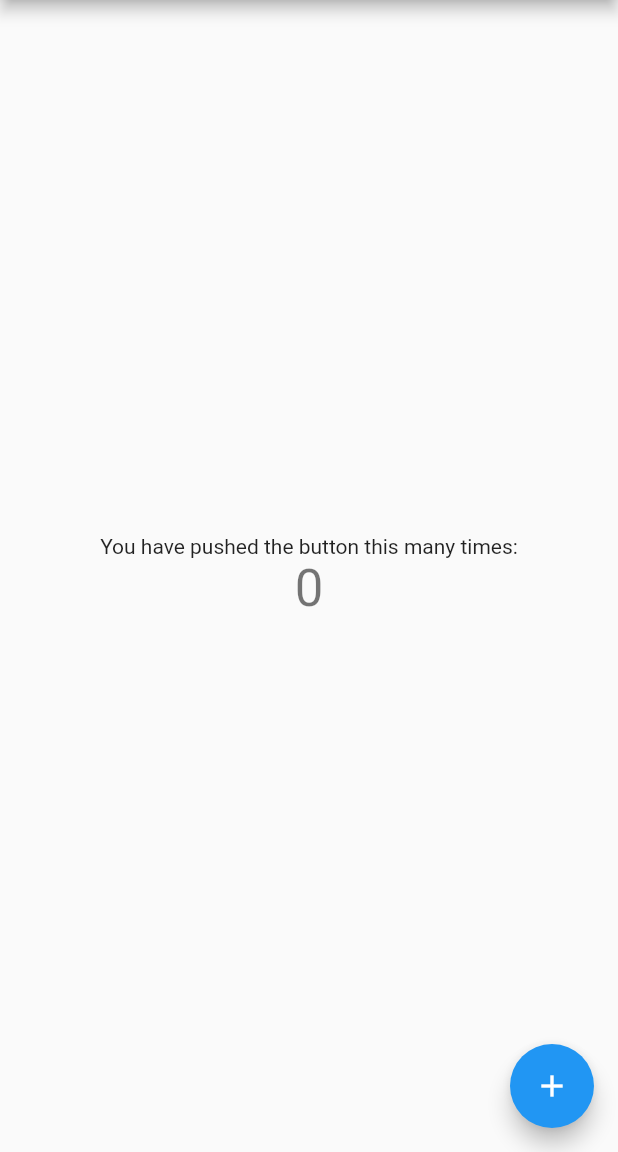
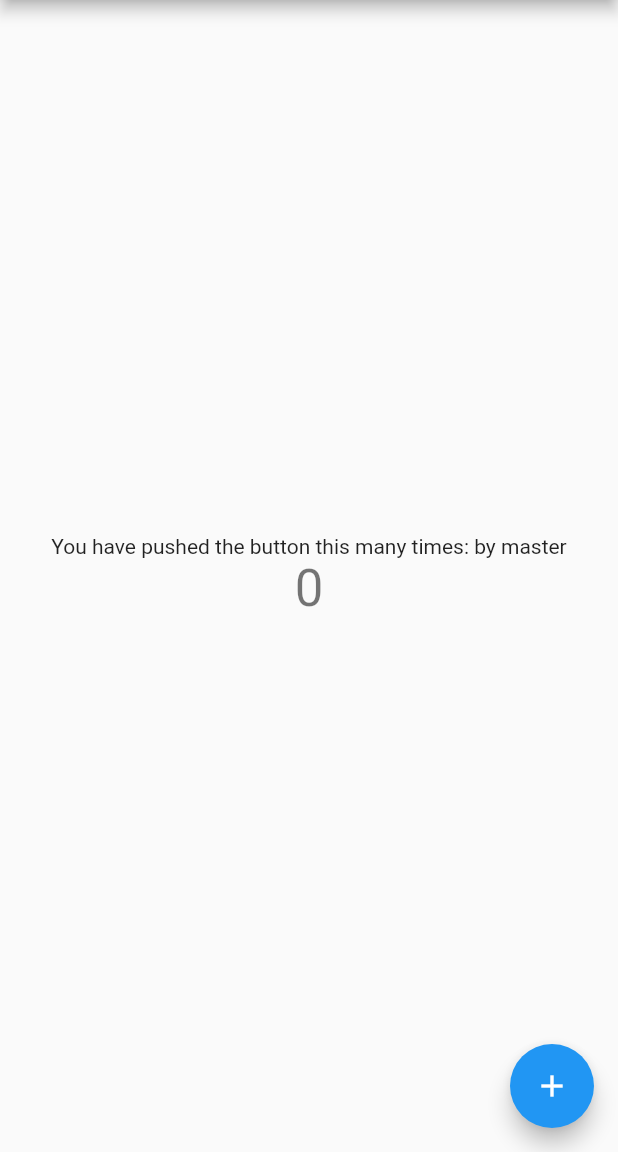
Before and after one commit to nikhilTechInitiator/GitHubLearning, a Flutter app: the screen it shows after launch, on a phone screen of 412 x 824 dp, the part 84-1236 px from its top. Run offline on Flutter 3.47's test engine with Material 2 defaults, Android fonts, the phone set to English and light mode, and no system bars.

Commit message:
master change

```diff
--- a/lib/main.dart
+++ b/lib/main.dart
@@ -96,7 +96,7 @@ class _MyHomePageState extends State<MyHomePage> {
           mainAxisAlignment: MainAxisAlignment.center,
           children: <Widget>[
             const Text(
-              'You have pushed the button this many times:',
+              'You have pushed the button this many times: by master',
             ),
             Text(
               '$_counter',
```
